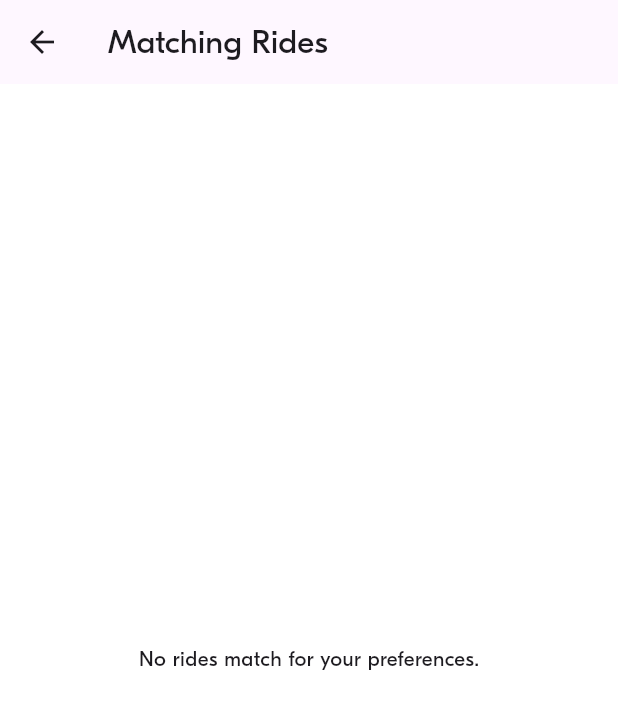
After one commit to S-Thida/W5---Observer-Pattern-State-Management, a Flutter app: the RidesScreen screen opened directly with sample values from the repository, on a phone screen of 412 x 824 dp. The commit adds this screen. Shown: the top 709 px of the screen. Run offline on Flutter 3.47's test engine with Material 3 defaults, Android fonts, the phone set to English and light mode, and no system bars; project files that could hold a hidden picture were left out.

Commit message:
BLA-007 – Implement a (first draft of) Rides Screen

```diff
--- /dev/null
+++ b/flutter_blabla_project/lib/screens/rides/ride_screen.dart
@@ -0,0 +1,50 @@
+import 'package:flutter/material.dart';
+import 'package:flutter_blabla_project/dummy_data/dummy_data.dart';
+import 'package:flutter_blabla_project/model/ride/locations.dart';
+import 'package:flutter_blabla_project/model/ride/ride.dart';
+import 'package:flutter_blabla_project/model/ride_pref/ride_pref.dart';
+import 'package:flutter_blabla_project/screens/rides/ride_card.dart';
+import 'package:flutter_blabla_project/theme/theme.dart';
+import 'package:flutter_blabla_project/utils/date_time_util.dart';
+
+class RidesScreen extends StatelessWidget {
+  final RidePref selectedPref;
+  const RidesScreen({super.key, required this.selectedPref});
+
+  //
+  // Checking Method to see if the location is matching within the data
+  //
+  bool _locationsMatch(Location a, Location b) {
+    return a.name == b.name && a.country == b.country;
+  }
+
+  @override
+  Widget build(BuildContext context) {
+    // Filter rides based on selected preference
+    final matchingRides = fakeRides.where((ride) {
+      return _locationsMatch(ride.departureLocation, selectedPref.departure) &&
+          _locationsMatch(ride.arrivalLocation, selectedPref.arrival);
+    }).toList();
+
+    return Scaffold(
+      appBar: AppBar(
+        title: const Text("Matching Rides"),
+      ),
+
+      // Check if there is matching rides, if not show message
+      body: matchingRides.isEmpty
+          ? Center(
+              child: Text("No rides match for your preferences."),
+            )
+          : ListView.builder(
+              itemCount: matchingRides.length,
+              itemBuilder: (context, index) {
+                final ride = matchingRides[index];
+                return RideCard(
+                  ride: ride,
+                );
+              },
+            ),
+    );
+  }
+}
```
Also changed, not shown: flutter_blabla_project/lib/screens/ride_pref/widgets/ride_pref_form.dart (+29 -11 lines), flutter_blabla_project/lib/screens/rides/ride_card.dart (added, +33 -0 lines).
